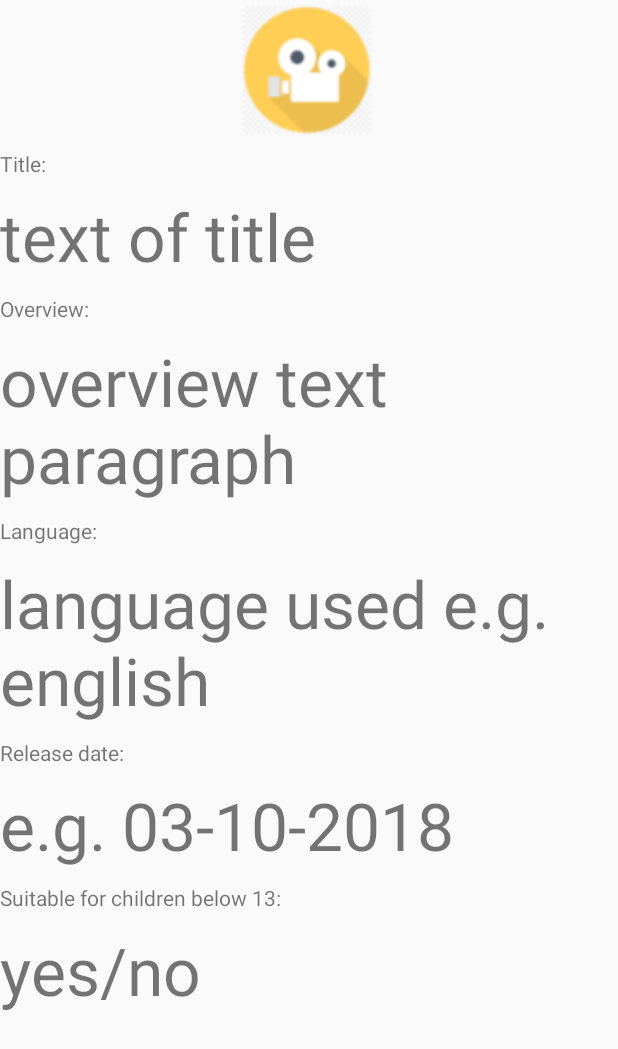
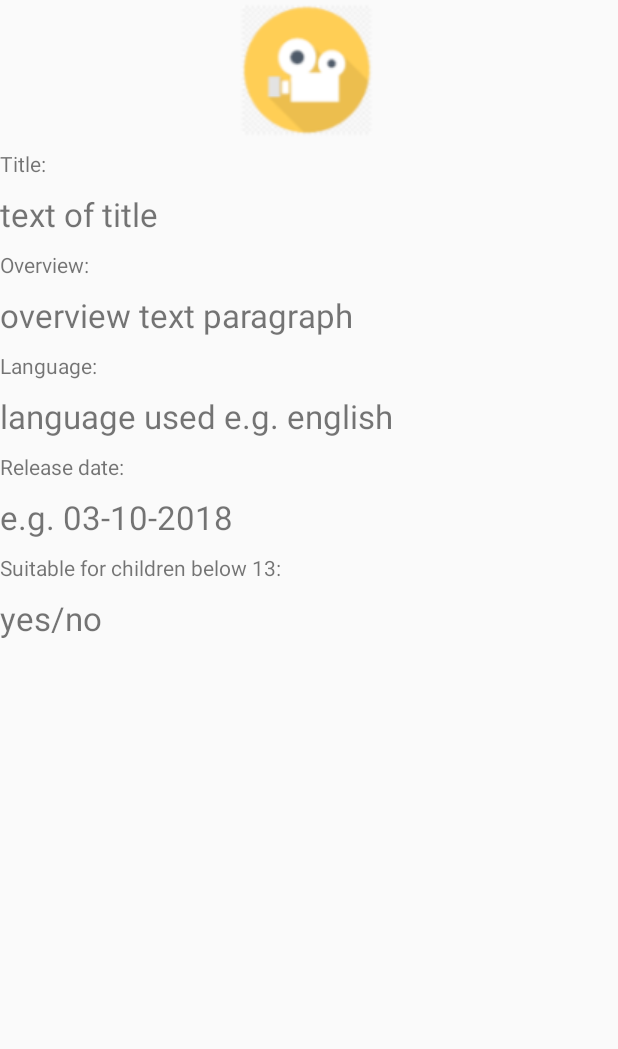
Before and after one commit to hiyongrui/basicMovie-master, an Android app: the layout activity_view_movie.xml on its own in the app's theme, with its tools: preview values and no code run, on a phone screen of 412 x 824 dp. Shown: the top 1049 px of the screen. Run offline under Robolectric (Android 15) with nearby library versions, the phone set to English and light mode, and no system bars.

```diff
--- a/app/src/main/res/layout/activity_view_movie.xml
+++ b/app/src/main/res/layout/activity_view_movie.xml
@@ -26,7 +26,7 @@
             android:layout_height="wrap_content"
             android:text="text of title"
             android:id="@+id/titleMovieText"
-            android:textSize="66px"
+            android:textSize="22dp"
     />
 
     <Space
@@ -49,7 +49,7 @@
             android:layout_height="wrap_content"
             android:text="overview text paragraph"
             android:id="@+id/overviewText"
-            android:textSize="66px"
+            android:textSize="22dp"
     />
 
     <Space
@@ -72,7 +72,7 @@
             android:layout_height="wrap_content"
             android:text="language used e.g. english"
             android:id="@+id/languageText"
-            android:textSize="66px"
+            android:textSize="22dp"
     />
 
     <Space
@@ -95,7 +95,7 @@
             android:layout_height="wrap_content"
             android:text="e.g. 03-10-2018"
             android:id="@+id/releaseDateText"
-            android:textSize="66px"
+            android:textSize="22dp"
     />
 
     <Space
@@ -118,7 +118,7 @@
             android:layout_height="wrap_content"
             android:text="yes/no"
             android:id="@+id/suitableAgeText"
-            android:textSize="66px"
+            android:textSize="22dp"
     />
 
 
```
Also changed, not shown: app/src/main/AndroidManifest.xml (+10 -3 lines), app/src/main/java/com/example/tanyongrui/basicmovie/rateMovieActivity.kt (added, +12 -0 lines), app/src/main/res/layout/activity_rate_movie.xml (added, +28 -0 lines).
